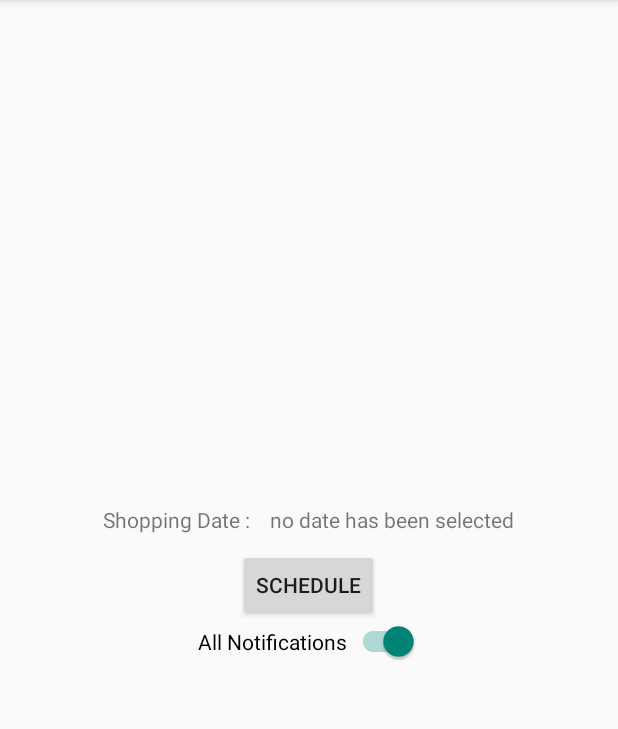
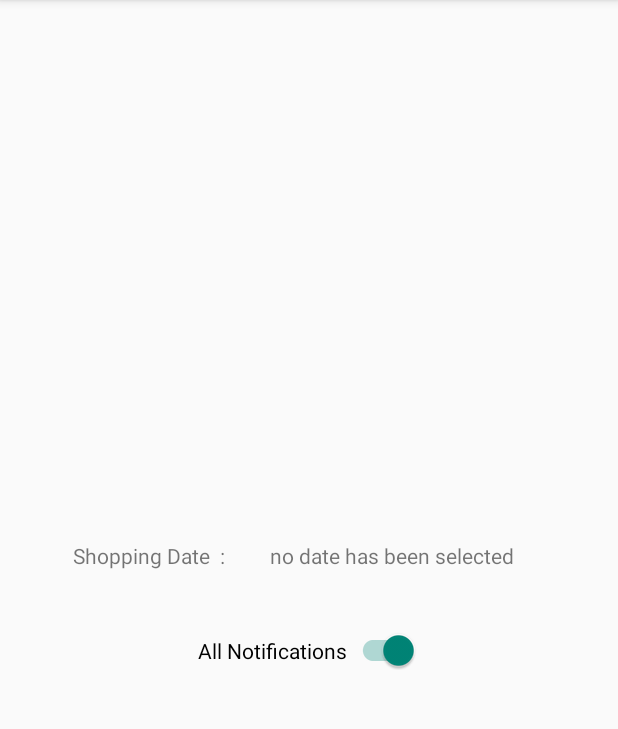
Before and after one commit to Ignasrocas1990/GroceryShoppingApp, an Android app: the fragment DateFragment shown on its own in the app's theme, on a phone screen of 412 x 824 dp, the part 84-813 px from its top. Run offline under Robolectric (Android 15) with nearby library versions, the phone set to English and light mode, and no system bars; libraries missing offline, so code that uses them is left out: io.realm; 2 statements that could not run were skipped.

Commit message:
shopping date saved/scheduled (but as normal item)

```diff
--- a/app/src/main/java/com/ignas/android/groceryshoppingapp/Logic/AssoResources.java
+++ b/app/src/main/java/com/ignas/android/groceryshoppingapp/Logic/AssoResources.java
@@ -28,7 +28,7 @@ public class AssoResources {
         return app_assos;
     }
 
-
+//converts db association to a map.
     public void list_to_map(){
 
         ArrayList<Association> temp;
--- a/app/src/main/java/com/ignas/android/groceryshoppingapp/Logic/ItemResources.java
+++ b/app/src/main/java/com/ignas/android/groceryshoppingapp/Logic/ItemResources.java
@@ -35,7 +35,7 @@ public class ItemResources{
     }
 //copy db items to app.
     public ArrayList<Item> getItems(){
-        ArrayList<Item> app_items=null;
+        ArrayList<Item> app_items=new ArrayList<>();
         if(db_items.size() != 0){
              app_items = new ArrayList<>();
             app_items.addAll(db_items);
@@ -53,7 +53,7 @@ public class ItemResources{
         //check and add date item to be deleted.
         if(app_SDate != null){
             toSave.add(app_SDate);
-        } else{
+        } else if(db_SDate!=null){
             toDelete.add(db_SDate);
         }
 
--- a/app/src/main/java/com/ignas/android/groceryshoppingapp/Service/AlarmService.java
+++ b/app/src/main/java/com/ignas/android/groceryshoppingapp/Service/AlarmService.java
@@ -93,9 +93,7 @@ public class AlarmService extends Service {
             alarmManager.cancel(pendingIntent);
         }
         if(pendingIntent==null){ Log.i("log", "stopAlarm: success with pendingIntent"); }
-
         stopSelf();
-        Toast.makeText(this, "alarm service canceled", Toast.LENGTH_SHORT).show();
         onDestroy();
     }
 
--- a/app/src/main/java/com/ignas/android/groceryshoppingapp/Service/Realm/RealmDb.java
+++ b/app/src/main/java/com/ignas/android/groceryshoppingapp/Service/Realm/RealmDb.java
@@ -70,6 +70,7 @@ public class RealmDb{
             Log.d("log", "delete item. not found ");
         }
     }
+//delete multiple items
     public void deleteItems(ArrayList<Item> toDelete) {
         try (Realm realm = Realm.getDefaultInstance()){
             realm.executeTransaction(inRealm -> {
--- a/app/src/main/java/com/ignas/android/groceryshoppingapp/View/Item/ItemViewModel.java
+++ b/app/src/main/java/com/ignas/android/groceryshoppingapp/View/Item/ItemViewModel.java
@@ -71,5 +71,4 @@ public class ItemViewModel extends AndroidViewModel {
         return items;
     }
     public LiveData<Item> getLiveShoppingDate() { return app_SDate;}
-
     }
--- a/app/src/main/java/com/ignas/android/groceryshoppingapp/View/ShoppingDate/DateFragment.java
+++ b/app/src/main/java/com/ignas/android/groceryshoppingapp/View/ShoppingDate/DateFragment.java
@@ -50,21 +50,17 @@ public class DateFragment extends Fragment {
         Context context = view.getContext();
         SwitchCompat notificationSwitch = view.findViewById(R.id.notificationSwitch);
         TextView dateTextView = view.findViewById(R.id.datePicker);
-        Button schedule = view.findViewById(R.id.schedule);
         DateViewModel dateViewModel = ViewModelProviders.of(requireActivity()).get(DateViewModel.class);
         ItemViewModel itemViewModel = ViewModelProviders.of(requireActivity()).get(ItemViewModel.class);
 
         Calendar now = Calendar.getInstance(Locale.getDefault());
         Calendar later = Calendar.getInstance(Locale.getDefault());
-        final String[] displayDate = new String[1];
 
-        final boolean[] flag = {false};//testing (deletable)------------------
+
         itemViewModel.getLiveShoppingDate().observe(requireActivity(), item -> {
             if(item !=null){
-                dateTextView.setText(TestDate(item));//testing (deletable)---------
-                //if(flag[0]) dateTextView.setText(displayDate[0]);//Testing (deletable)-------------
-                //flag[0] = true;//testing (deletable)------------------
-
+                dateTextView.setText(TestDate(item));//testing (deletable)-(right now show what selected but act's day =  second)
+                                                    //when not testing simple get item's run out date...
             }else{
                 dateTextView.setText(R.string.NoDate);
             }
@@ -72,16 +68,16 @@ public class DateFragment extends Fragment {
         dateTextView.setOnClickListener(new View.OnClickListener() {
             @Override
             public void onClick(View v) {
+                if(dateViewModel.getSwitch()){//if notification switch is on
+
                     DatePickerDialog dpDialog = new DatePickerDialog(context, new DatePickerDialog.OnDateSetListener() {
                         @Override
                         public void onDateSet(DatePicker view, int year, int month, int dayOfMonth) {
 
-                        displayDate[0] = dayOfMonth+"/"+month+"/"+year;
-                        String dateString = dateTextView.getText().toString();
-                            later.set(year,month,dayOfMonth);//for testing need to select hours/min and sec
+                            later.set(year,month,dayOfMonth);
                             if(later.compareTo(now) > 0){
-                               // dateTextView.setText(displayDate);
-                                int lastingDays = (int) ((later.getTimeInMillis()-now.getTimeInMillis())/1000/60/60/24);// need testing-----<<<debug
+
+                                int lastingDays = (int) ((later.getTimeInMillis()-now.getTimeInMillis())/1000/60/60/24);
                                 itemViewModel.createShoppingDate(lastingDays);
 
                             }else{
@@ -95,19 +91,18 @@ public class DateFragment extends Fragment {
                         itemViewModel.delShoppingDate();
                     });
                     dpDialog.show();
+                }else{
+                    Toast.makeText(context, "Please switch on notification first", Toast.LENGTH_SHORT).show();
                 }
-        });
 
-        //notificationSwitch.set
-        schedule.setOnClickListener(new View.OnClickListener() {
-            @Override
-            public void onClick(View v) {
-                //notificationSwitch.toggle();
             }
         });
 
         dateViewModel.getLiveSwitch().observe(requireActivity(),state->{
             notificationSwitch.setChecked(state);
+            if(!state){
+                itemViewModel.delShoppingDate();
+            }
         });
 
         notificationSwitch.setOnCheckedChangeListener(new CompoundButton.OnCheckedChangeListener() {
@@ -122,7 +117,6 @@ public class DateFragment extends Fragment {
         SimpleDateFormat formatter = new SimpleDateFormat("dd/MM/yyyy");
         Calendar calendar = Calendar.getInstance();
         calendar.add(Calendar.DAY_OF_WEEK,item.getLastingDays());
-       String text = formatter.format(calendar.getTime());
-       return text;
+       return formatter.format(calendar.getTime());
     }
 }
--- a/app/src/main/res/layout/fragment_date.xml
+++ b/app/src/main/res/layout/fragment_date.xml
@@ -13,10 +13,10 @@
         android:layout_height="wrap_content"
         android:gravity="center"
         android:orientation="vertical"
-        android:padding="20dp">
+        android:padding="10dp">
 
         <LinearLayout
-            android:padding="10dp"
+            android:padding="20dp"
             android:gravity="center"
             android:layout_width="match_parent"
             android:layout_height="wrap_content">
@@ -24,9 +24,10 @@
             <TextView
                 android:layout_width="wrap_content"
                 android:layout_height="wrap_content"
-                android:text="Shopping Date :    " />
+                android:text="Shopping Date  :   " />
 
             <TextView
+                android:padding="20dp"
                 android:id="@+id/datePicker"
                 android:clickable="true"
                 android:hint="@string/no_date_has_been_selected"
@@ -34,15 +35,6 @@
                 android:layout_height="wrap_content"/>
 
         </LinearLayout>
-
-
-
-        <Button
-            android:id="@+id/schedule"
-            android:layout_width="wrap_content"
-            android:layout_height="wrap_content"
-            android:text="@string/schedule" />
-
 
         <androidx.appcompat.widget.SwitchCompat
             android:id="@+id/notificationSwitch"
```
Also changed, not shown: app/src/main/java/com/ignas/android/groceryshoppingapp/Logic/ListResources.java (+8 -3 lines). Lines whose indentation alone changed are shown as unchanged.
